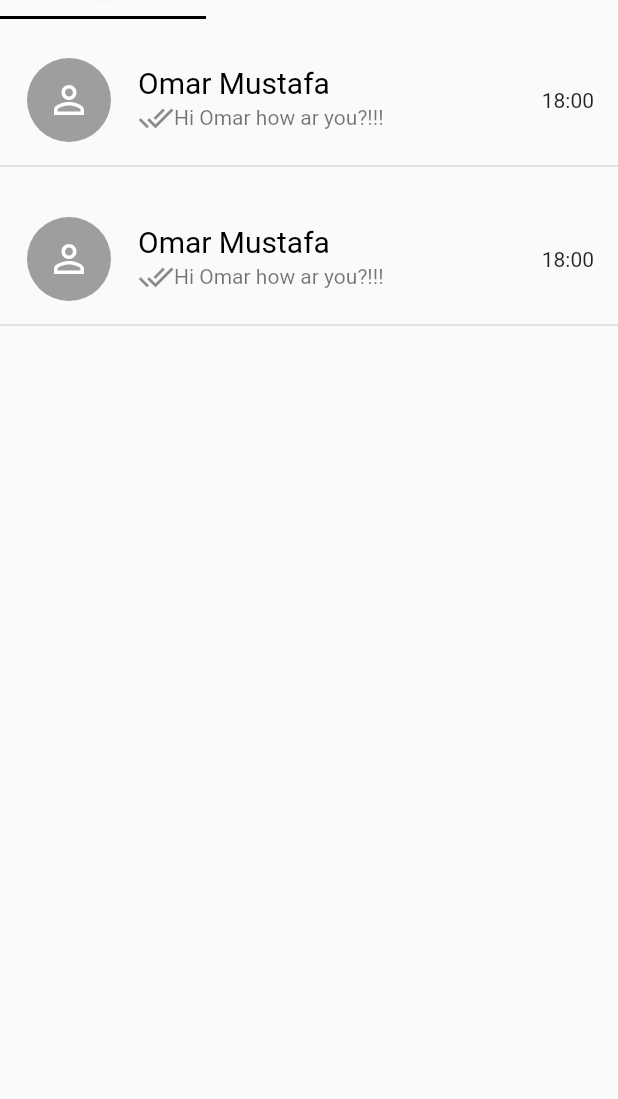
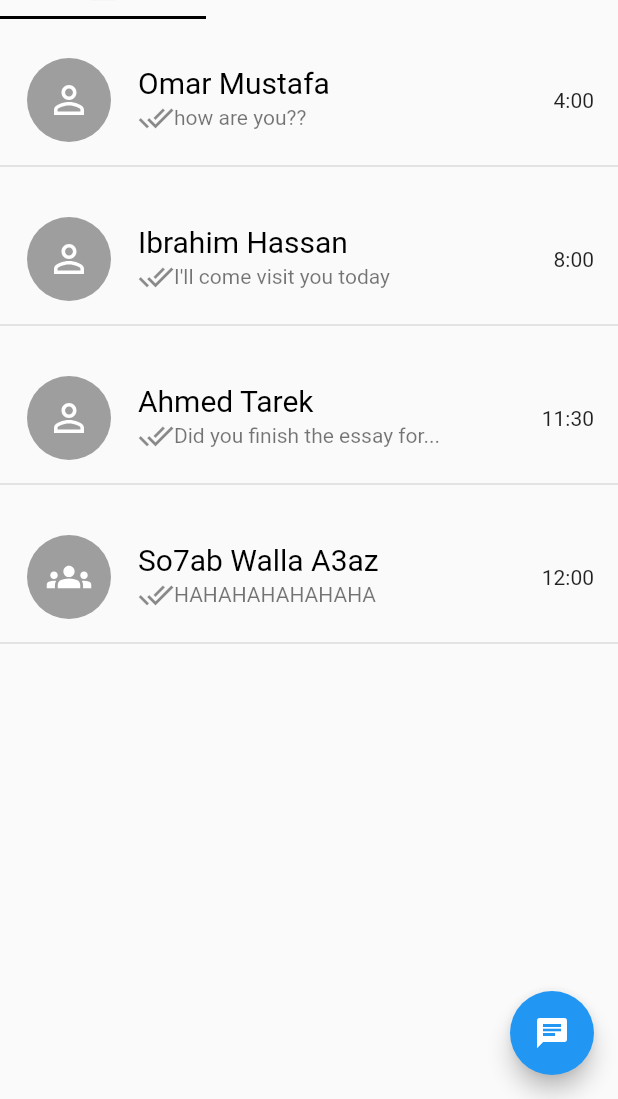
Before and after one commit to OmarMustafaIsmail/chatApp-flutter-socket.io, a Flutter app: the screen it shows after launch, on a phone screen of 412 x 824 dp, the part 137-1236 px from its top. Run offline on Flutter 3.47's test engine with Material 2 defaults, Android fonts, the phone set to English and light mode, and no system bars; our stand-ins replace flutter_svg, get.

Commit message:
single chat screen

```diff
--- a/flutter_chatapp/lib/main.dart
+++ b/flutter_chatapp/lib/main.dart
@@ -1,8 +1,10 @@
 import 'package:flutter/material.dart';
 import 'package:flutter_chatapp/screens/all_chats/all_chats_screen.dart';
 import 'package:flutter_chatapp/screens/main_screen.dart';
+import 'package:get/get_navigation/src/root/get_material_app.dart';
 
 void main() {
+  WidgetsFlutterBinding.ensureInitialized();
   runApp(const MyApp());
 }
 
@@ -12,13 +14,13 @@ class MyApp extends StatelessWidget {
   // This widget is the root of your application.
   @override
   Widget build(BuildContext context) {
-    return MaterialApp(
+    return GetMaterialApp(
       debugShowCheckedModeBanner: false,
       title: 'Flutter Demo',
       theme: ThemeData(
         primarySwatch: Colors.blue,
       ),
-      home: MainScreen(),
+      home: const MainScreen(),
     );
   }
 }
--- a/flutter_chatapp/lib/models/chat_model.dart
+++ b/flutter_chatapp/lib/models/chat_model.dart
@@ -1,9 +1,9 @@
-class Chat {
+class ChatModel {
   String? name;
   bool? isGroup;
   String? message;
   String? icon;
   String? time;
 
-  Chat({this.name, this.message, this.isGroup, this.icon, this.time});
+  ChatModel({this.name, this.message, this.isGroup, this.icon, this.time});
 }
--- a/flutter_chatapp/lib/screens/all_chats/all_chats_screen.dart
+++ b/flutter_chatapp/lib/screens/all_chats/all_chats_screen.dart
@@ -1,4 +1,5 @@
 import 'package:flutter/material.dart';
+import 'package:flutter_chatapp/models/chat_model.dart';
 import 'package:flutter_chatapp/screens/all_chats/components/chat_list_tile.dart';
 
 class AllChatsScreen extends StatelessWidget {
@@ -6,8 +7,42 @@ class AllChatsScreen extends StatelessWidget {
 
   @override
   Widget build(BuildContext context) {
-    return ListView(
-      children: [ChatListTile(), ChatListTile()],
-    );
+    List<ChatModel> chats = [
+      ChatModel(
+          name: "Omar Mustafa",
+          message: "how are you??",
+          icon: "user.svg",
+          isGroup: false,
+          time: "4:00"),
+      ChatModel(
+          name: "Ibrahim Hassan",
+          message: "I'll come visit you today",
+          icon: "user.svg",
+          isGroup: false,
+          time: "8:00"),
+      ChatModel(
+          name: "Ahmed Tarek",
+          message: "Did you finish the essay for...",
+          icon: "user.svg",
+          isGroup: false,
+          time: "11:30"),
+      ChatModel(
+          name: "So7ab Walla A3az",
+          message: "HAHAHAHAHAHAHA",
+          icon: "groups.svg",
+          isGroup: true,
+          time: "12:00"),
+    ];
+    return Scaffold(
+        floatingActionButton: FloatingActionButton(
+          onPressed: () {},
+          child: Icon(Icons.chat),
+        ),
+        body: ListView.builder(
+          itemBuilder: (context, index) => ChatListTile(
+            chatModel: chats[index],
+          ),
+          itemCount: chats.length,
+        ));
   }
 }
--- a/flutter_chatapp/lib/screens/all_chats/components/chat_list_tile.dart
+++ b/flutter_chatapp/lib/screens/all_chats/components/chat_list_tile.dart
@@ -1,12 +1,20 @@
 import 'package:flutter/material.dart';
+import 'package:flutter_chatapp/models/chat_model.dart';
+import 'package:flutter_chatapp/screens/single_chat/single_chat_screen.dart';
 import 'package:flutter_svg/svg.dart';
+import 'package:get/get.dart';
 
 class ChatListTile extends StatelessWidget {
-  const ChatListTile({Key? key}) : super(key: key);
+  const ChatListTile({required this.chatModel, Key? key}) : super(key: key);
+  final ChatModel chatModel;
 
   @override
   Widget build(BuildContext context) {
-    return Column(
+    return GestureDetector(
+      onTap: () => Get.to(() => SingleChatScreen(
+            chatModel: chatModel,
+          )),
+      child: Column(
         children: [
           Padding(
             padding: const EdgeInsets.only(top: 18.0),
@@ -15,21 +23,21 @@ class ChatListTile extends StatelessWidget {
                 backgroundColor: Colors.grey,
                 radius: 30.0,
                 child: SvgPicture.asset(
-                "assets/user.svg",
+                  "assets/${chatModel.icon}",
                   width: 30,
                   color: Colors.white,
                 ),
               ),
-            trailing: const Text("18:00"),
-            title: const Text(
-              "Omar Mustafa",
+              trailing: Text(chatModel.time!),
+              title: Text(
+                chatModel.name!,
                 style: TextStyle(color: Colors.black, fontSize: 20),
               ),
               subtitle: Row(
                 // ignore: prefer_const_literals_to_create_immutables
                 children: [
                   const Icon(Icons.done_all),
-                const Text("Hi Omar how ar you?!!!")
+                  Text(chatModel.message!)
                 ],
               ),
             ),
@@ -38,6 +46,7 @@ class ChatListTile extends StatelessWidget {
             thickness: 1,
           )
         ],
+      ),
     );
   }
 }
--- a/flutter_chatapp/pubspec.yaml
+++ b/flutter_chatapp/pubspec.yaml
@@ -31,6 +31,8 @@ dependencies:
     sdk: flutter
   get: ^4.6.1
   flutter_svg: ^1.0.3
+  emoji_picker_flutter: ^1.1.1
+  shared_preferences: ^2.0.12
 
 
   # The following adds the Cupertino Icons font to your application.
@@ -55,6 +57,7 @@ dev_dependencies:
   socket_io_client: ^1.0.2
   intl: ^0.17.0
   uuid: ^3.0.5
+
 
   # The "flutter_lints" package below contains a set of recommended lints to
   # encourage good coding practices. The lint set provided by the package is
```
Also changed, not shown: flutter_chatapp/lib/screens/single_chat/single_chat_screen.dart (added, +145 -0 lines), flutter_chatapp/pubspec.lock, 1 other file. Lines whose indentation alone changed are shown as unchanged.
